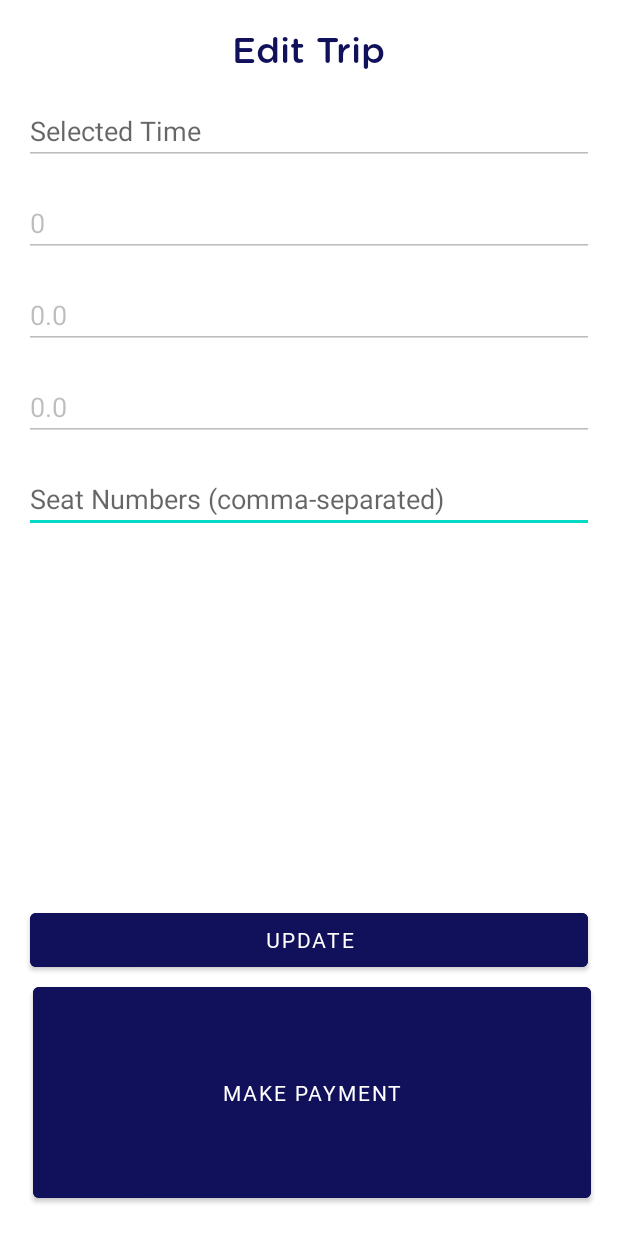
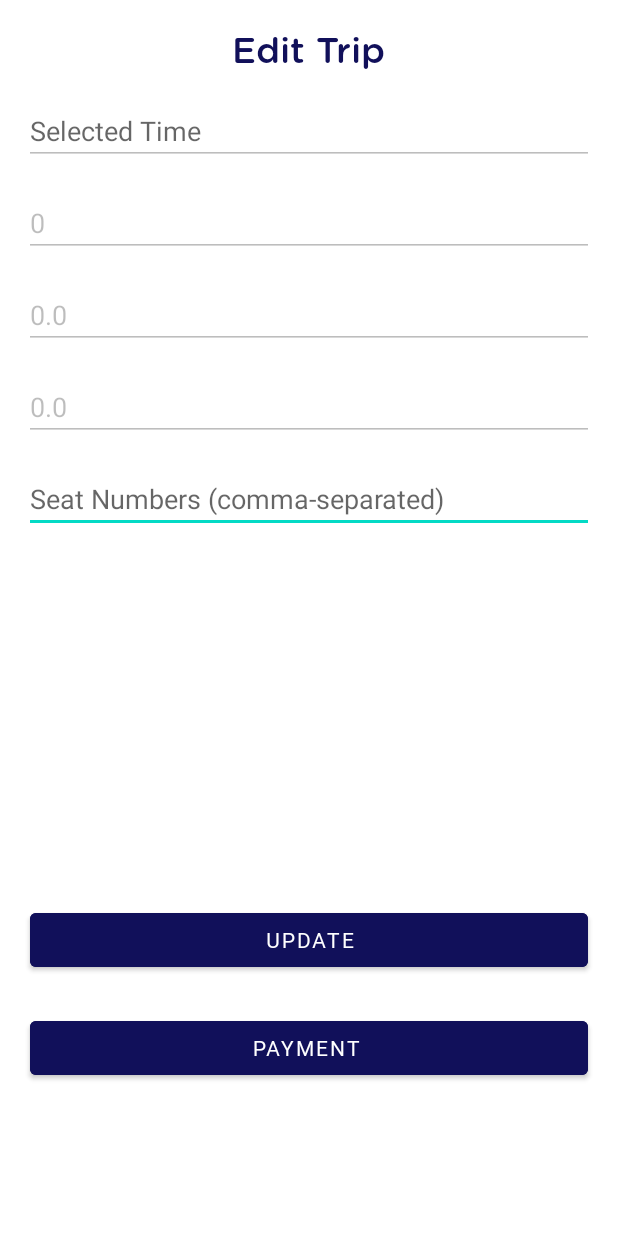
Before and after one commit to it21297854/SafeStop, an Android app: the GetBookDetailsActivity screen opened directly, with no data from a screen before it, on a phone screen of 412 x 824 dp. Run offline under Robolectric (Android 15) with nearby library versions, the phone set to English and light mode, and no system bars; our stand-ins replace Firebase (no records; nobody signed in at launch, a user with empty details on screens opened directly).

Commit message:
Full Project Commit

```diff
--- a/app/src/main/java/com/example/safestop/activity/AnalyticsActivity.kt
+++ b/app/src/main/java/com/example/safestop/activity/AnalyticsActivity.kt
@@ -30,7 +30,7 @@ class AnalyticsActivity : AppCompatActivity() {
         val adapter = TripAdapter()
         recyclerView.adapter = adapter
 
-        val query = databaseReference.child("trips") // Replace with your specific node
+        val query = databaseReference.child("trips")
         query.addValueEventListener(object : ValueEventListener {
             override fun onDataChange(dataSnapshot: DataSnapshot) {
                 val tripsList: MutableList<Trip> = mutableListOf()
@@ -76,7 +76,3 @@ class AnalyticsActivity : AppCompatActivity() {
         })
     }
 }
-
-private fun Intent.putExtra(s: String, trip: Trip) {
-
-}
--- a/app/src/main/res/layout/activity_get_book_details.xml
+++ b/app/src/main/res/layout/activity_get_book_details.xml
@@ -95,16 +95,13 @@
         <Button
             android:id="@+id/button_payment"
             android:layout_width="372dp"
-            android:layout_height="300dp"
+            android:layout_height="wrap_content"
             android:layout_below="@+id/button_Update"
-            android:layout_alignParentBottom="true"
-            android:layout_marginTop="1dp"
-            android:layout_marginEnd="-374dp"
-            android:layout_marginBottom="19dp"
-            android:layout_toStartOf="@+id/button_Update"
+            android:layout_centerHorizontal="true"
+            android:layout_marginTop="24dp"
             android:backgroundTint="@color/theme"
             android:fontFamily="@font/calibri"
-            android:text="Make Payment" />
+            android:text="Payment " />
 
     </RelativeLayout>
 </androidx.constraintlayout.widget.ConstraintLayout>
```
